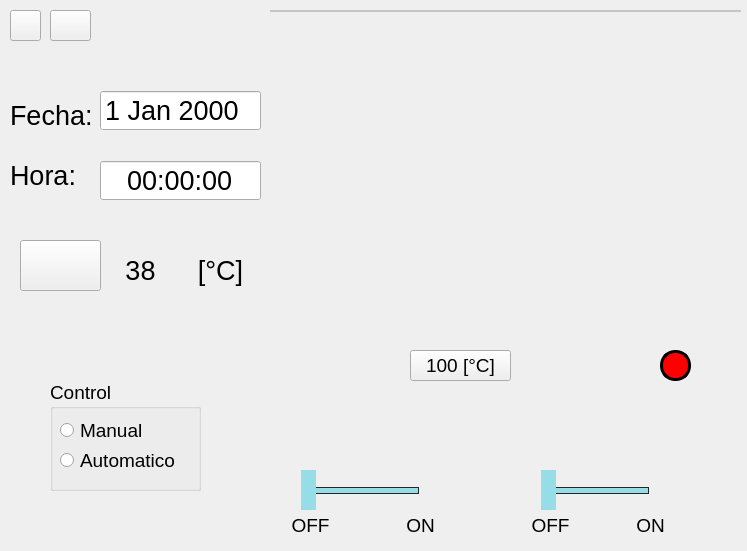
The window that GUI/CUERPO/DISENO/main_dise.ui (ronihdzz/IoT_domotica) describes before a commit, drawn with Qt 5.
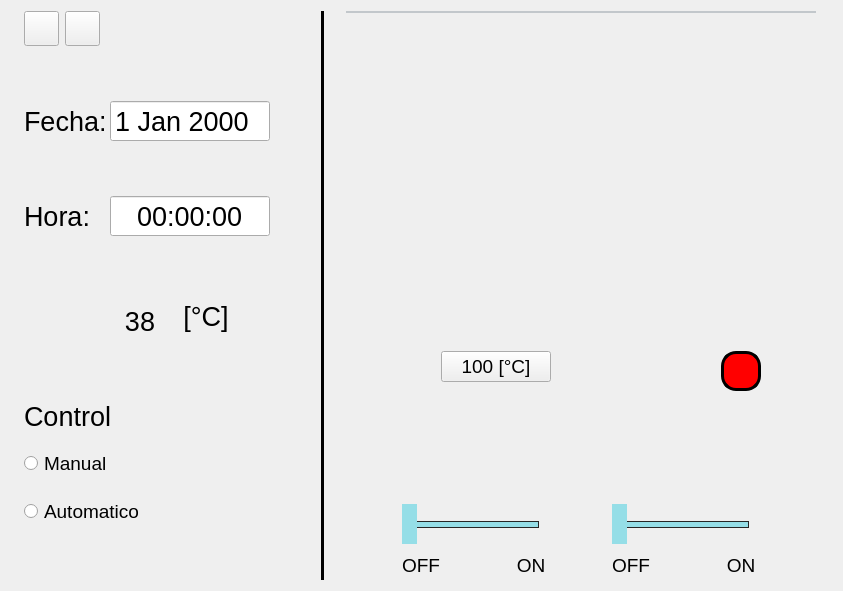
The same window after the commit. Icons and pictures are not drawn.

Commit message: En esta actualizacion me enfoque a hacer el diseno principal adaptable a un tamano mas grande por tal motivo modifique el archivo cuyo nombre es: 'main_dise.py' y 'main_dise.ui' y por cualquier cosa hice un respaldo del diseno anterior cuyo nombre es: 'main_dise -copi.ui'

The edit to the form file:
```diff
--- a/GUI/CUERPO/DISENO/main_dise.ui
+++ b/GUI/CUERPO/DISENO/main_dise.ui
@@ -6,21 +6,47 @@
    <rect>
     <x>0</x>
     <y>0</y>
-    <width>747</width>
-    <height>551</height>
+    <width>836</width>
+    <height>591</height>
    </rect>
   </property>
   <property name="windowTitle">
    <string>Form</string>
   </property>
+  <layout class="QHBoxLayout" name="horizontalLayout_5">
+   <item>
+    <widget class="QLabel" name="label_13">
+     <property name="maximumSize">
+      <size>
+       <width>10</width>
+       <height>16777215</height>
+      </size>
+     </property>
+     <property name="text">
+      <string/>
+     </property>
+    </widget>
+   </item>
+   <item>
+    <layout class="QVBoxLayout" name="verticalLayout_2">
+     <property name="sizeConstraint">
+      <enum>QLayout::SetFixedSize</enum>
+     </property>
+     <item>
+      <layout class="QHBoxLayout" name="horizontalLayout_4">
+       <item>
   <widget class="QPushButton" name="btn_info">
-   <property name="geometry">
-    <rect>
-     <x>10</x>
-     <y>10</y>
-     <width>31</width>
-     <height>31</height>
-    </rect>
+         <property name="minimumSize">
+          <size>
+           <width>25</width>
+           <height>25</height>
+          </size>
+         </property>
+         <property name="maximumSize">
+          <size>
+           <width>35</width>
+           <height>35</height>
+          </size>
    </property>
    <property name="styleSheet">
     <string notr="true">QPushButton {
@@ -38,14 +64,20 @@
     <string/>
    </property>
   </widget>
+       </item>
+       <item>
   <widget class="QPushButton" name="btn_configIdioma">
-   <property name="geometry">
-    <rect>
-     <x>50</x>
-     <y>10</y>
-     <width>41</width>
-     <height>31</height>
-    </rect>
+         <property name="minimumSize">
+          <size>
+           <width>25</width>
+           <height>25</height>
+          </size>
+         </property>
+         <property name="maximumSize">
+          <size>
+           <width>35</width>
+           <height>35</height>
+          </size>
    </property>
    <property name="styleSheet">
     <string notr="true">QPushButton {
@@ -63,221 +95,152 @@
     <string/>
    </property>
   </widget>
-  <widget class="QSlider" name="hoSli_venti">
-   <property name="geometry">
-    <rect>
-     <x>300</x>
-     <y>470</y>
-     <width>131</width>
-     <height>40</height>
-    </rect>
-   </property>
-   <property name="styleSheet">
-    <string notr="true">QSlider {
-    min-height: 40px;
-    max-height: 40px;
-}
-
-QSlider::groove:horizontal {
-    border: 1px solid #262626;
-    height: 5px;
-   /* background: #393939;*/
-	background:#95DEE7;
-    margin: 0 12px;
-}
-
-QSlider::handle:horizontal {
-   /* background: #22B14C;*/
-    background:#95DEE7;
-    width: 15px;
-    height: 80px;
-    margin: 24px -12px;
-}</string>
-   </property>
-   <property name="maximum">
-    <number>1</number>
-   </property>
-   <property name="pageStep">
-    <number>1</number>
-   </property>
-   <property name="orientation">
-    <enum>Qt::Horizontal</enum>
-   </property>
-   <property name="tickPosition">
-    <enum>QSlider::TicksBothSides</enum>
-   </property>
-  </widget>
-  <widget class="QLabel" name="label_3">
-   <property name="geometry">
-    <rect>
-     <x>290</x>
-     <y>510</y>
-     <width>41</width>
-     <height>31</height>
-    </rect>
-   </property>
+       </item>
+       <item>
+        <widget class="QLabel" name="label">
+         <property name="maximumSize">
+          <size>
+           <width>16777215</width>
+           <height>35</height>
+          </size>
+         </property>
+         <property name="layoutDirection">
+          <enum>Qt::LeftToRight</enum>
+         </property>
+         <property name="text">
+          <string/>
+         </property>
+        </widget>
+       </item>
+      </layout>
+     </item>
+     <item>
+      <widget class="QLabel" name="label_5">
+       <property name="text">
+        <string/>
+       </property>
+      </widget>
+     </item>
+     <item>
+      <layout class="QHBoxLayout" name="horizontalLayout_3">
+       <item>
+        <widget class="QLabel" name="label_6">
+         <property name="minimumSize">
+          <size>
+           <width>80</width>
+           <height>30</height>
+          </size>
+         </property>
+         <property name="maximumSize">
+          <size>
+           <width>100</width>
+           <height>60</height>
+          </size>
+         </property>
    <property name="font">
     <font>
-     <pointsize>14</pointsize>
+           <pointsize>20</pointsize>
     </font>
    </property>
    <property name="text">
-    <string>OFF</string>
+          <string>Fecha:</string>
    </property>
    <property name="alignment">
-    <set>Qt::AlignCenter</set>
-   </property>
-  </widget>
-  <widget class="QLabel" name="label_4">
-   <property name="geometry">
-    <rect>
-     <x>400</x>
-     <y>510</y>
-     <width>41</width>
-     <height>31</height>
-    </rect>
-   </property>
+          <set>Qt::AlignLeading|Qt::AlignLeft|Qt::AlignVCenter</set>
+         </property>
+        </widget>
+       </item>
+       <item>
+        <widget class="QDateEdit" name="dateEdit_fecha">
+         <property name="minimumSize">
+          <size>
+           <width>160</width>
+           <height>40</height>
+          </size>
+         </property>
+         <property name="maximumSize">
+          <size>
+           <width>250</width>
+           <height>60</height>
+          </size>
+         </property>
    <property name="font">
     <font>
-     <pointsize>14</pointsize>
-    </font>
-   </property>
-   <property name="text">
-    <string>ON</string>
-   </property>
-   <property name="alignment">
-    <set>Qt::AlignCenter</set>
-   </property>
-  </widget>
-  <widget class="QLabel" name="label_8">
-   <property name="geometry">
-    <rect>
-     <x>630</x>
-     <y>510</y>
-     <width>41</width>
-     <height>31</height>
-    </rect>
-   </property>
-   <property name="font">
-    <font>
-     <pointsize>14</pointsize>
-    </font>
-   </property>
+           <pointsize>20</pointsize>
+          </font>
+         </property>
+         <property name="readOnly">
+          <bool>true</bool>
+         </property>
+         <property name="buttonSymbols">
+          <enum>QAbstractSpinBox::NoButtons</enum>
+         </property>
+        </widget>
+       </item>
+       <item>
+        <widget class="QLabel" name="label_26">
+         <property name="minimumSize">
+          <size>
+           <width>10</width>
+           <height>0</height>
+          </size>
+         </property>
+         <property name="text">
+          <string/>
+         </property>
+        </widget>
+       </item>
+      </layout>
+     </item>
+     <item>
+      <widget class="QLabel" name="label_10">
    <property name="text">
-    <string>ON</string>
-   </property>
-   <property name="alignment">
-    <set>Qt::AlignCenter</set>
-   </property>
-  </widget>
-  <widget class="QLabel" name="label_9">
-   <property name="geometry">
-    <rect>
-     <x>530</x>
-     <y>510</y>
-     <width>41</width>
-     <height>31</height>
-    </rect>
-   </property>
+        <string/>
+       </property>
+      </widget>
+     </item>
+     <item>
+      <layout class="QHBoxLayout" name="horizontalLayout_2">
+       <item>
+        <widget class="QLabel" name="label_7">
+         <property name="minimumSize">
+          <size>
+           <width>80</width>
+           <height>30</height>
+          </size>
+         </property>
+         <property name="maximumSize">
+          <size>
+           <width>100</width>
+           <height>60</height>
+          </size>
+         </property>
    <property name="font">
     <font>
-     <pointsize>14</pointsize>
+           <pointsize>20</pointsize>
     </font>
    </property>
    <property name="text">
-    <string>OFF</string>
+          <string>Hora:</string>
    </property>
    <property name="alignment">
-    <set>Qt::AlignCenter</set>
-   </property>
-  </widget>
-  <widget class="QSlider" name="hoSli_foco">
-   <property name="geometry">
-    <rect>
-     <x>540</x>
-     <y>470</y>
-     <width>121</width>
-     <height>40</height>
-    </rect>
-   </property>
-   <property name="styleSheet">
-    <string notr="true">QSlider {
-    min-height: 40px;
-    max-height: 40px;
-}
-
-QSlider::groove:horizontal {
-    border: 1px solid #262626;
-    height: 5px;
-   /* background: #393939;*/
-	background:#95DEE7;
-    margin: 0 12px;
-}
-
-QSlider::handle:horizontal {
-   /* background: #22B14C;*/
-    background:#95DEE7;
-    width: 15px;
-    height: 80px;
-    margin: 24px -12px;
-}
-
-
-</string>
-   </property>
-   <property name="maximum">
-    <number>1</number>
-   </property>
-   <property name="pageStep">
-    <number>1</number>
-   </property>
-   <property name="orientation">
-    <enum>Qt::Horizontal</enum>
-   </property>
-   <property name="tickPosition">
-    <enum>QSlider::TicksBothSides</enum>
-   </property>
-  </widget>
-  <widget class="QLabel" name="bel_estadoVenti">
-   <property name="geometry">
-    <rect>
-     <x>310</x>
-     <y>380</y>
-     <width>111</width>
-     <height>91</height>
-    </rect>
-   </property>
-   <property name="styleSheet">
-    <string notr="true">border-image: url(:/ICON/IMAGENES/ventilador_off.png);</string>
-   </property>
-   <property name="text">
-    <string/>
-   </property>
-  </widget>
-  <widget class="QLabel" name="bel_estadoFoco">
-   <property name="geometry">
-    <rect>
-     <x>550</x>
-     <y>380</y>
-     <width>111</width>
-     <height>91</height>
-    </rect>
-   </property>
-   <property name="styleSheet">
-    <string notr="true">border-image: url(:/ICON/IMAGENES/foco_off.png);</string>
-   </property>
-   <property name="text">
-    <string/>
-   </property>
-  </widget>
+          <set>Qt::AlignLeading|Qt::AlignLeft|Qt::AlignVCenter</set>
+         </property>
+        </widget>
+       </item>
+       <item>
   <widget class="QTimeEdit" name="timeEdit_tiempo">
-   <property name="geometry">
-    <rect>
-     <x>100</x>
-     <y>160</y>
-     <width>161</width>
-     <height>41</height>
-    </rect>
+         <property name="minimumSize">
+          <size>
+           <width>160</width>
+           <height>40</height>
+          </size>
+         </property>
+         <property name="maximumSize">
+          <size>
+           <width>250</width>
+           <height>60</height>
+          </size>
    </property>
    <property name="font">
     <font>
@@ -297,49 +260,68 @@
     <enum>QAbstractSpinBox::NoButtons</enum>
    </property>
   </widget>
-  <widget class="QPushButton" name="pushButton_3">
-   <property name="geometry">
-    <rect>
-     <x>20</x>
-     <y>240</y>
-     <width>81</width>
-     <height>51</height>
-    </rect>
+       </item>
+       <item>
+        <widget class="QLabel" name="label_14">
+         <property name="minimumSize">
+          <size>
+           <width>10</width>
+           <height>0</height>
+          </size>
+         </property>
+         <property name="text">
+          <string/>
+         </property>
+        </widget>
+       </item>
+      </layout>
+     </item>
+     <item>
+      <widget class="QLabel" name="label_11">
+       <property name="text">
+        <string/>
+       </property>
+      </widget>
+     </item>
+     <item>
+      <layout class="QHBoxLayout" name="horizontalLayout">
+       <item>
+        <widget class="QLabel" name="label_4">
+         <property name="minimumSize">
+          <size>
+           <width>80</width>
+           <height>50</height>
+          </size>
+         </property>
+         <property name="maximumSize">
+          <size>
+           <width>150</width>
+           <height>90</height>
+          </size>
    </property>
    <property name="styleSheet">
     <string notr="true">border-image: url(:/ICON/IMAGENES/termo.png);
+padding:0px;
 </string>
    </property>
    <property name="text">
     <string/>
    </property>
   </widget>
-  <widget class="QLabel" name="label_6">
-   <property name="geometry">
-    <rect>
-     <x>10</x>
-     <y>100</y>
-     <width>91</width>
-     <height>31</height>
-    </rect>
-   </property>
-   <property name="font">
-    <font>
-     <pointsize>20</pointsize>
-    </font>
-   </property>
-   <property name="text">
-    <string>Fecha:</string>
-   </property>
-  </widget>
+       </item>
+       <item>
   <widget class="QLabel" name="bel_temp">
-   <property name="geometry">
-    <rect>
-     <x>100</x>
-     <y>250</y>
-     <width>81</width>
-     <height>41</height>
-    </rect>
+         <property name="minimumSize">
+          <size>
+           <width>60</width>
+           <height>50</height>
+          </size>
+         </property>
+         <property name="maximumSize">
+          <size>
+           <width>60</width>
+           <height>40</height>
+          </size>
    </property>
    <property name="font">
     <font>
@@ -353,32 +335,20 @@
     <set>Qt::AlignCenter</set>
    </property>
   </widget>
-  <widget class="QLabel" name="label_7">
-   <property name="geometry">
-    <rect>
-     <x>10</x>
-     <y>160</y>
-     <width>81</width>
-     <height>31</height>
-    </rect>
-   </property>
-   <property name="font">
-    <font>
-     <pointsize>20</pointsize>
-    </font>
-   </property>
-   <property name="text">
-    <string>Hora:</string>
-   </property>
-  </widget>
+       </item>
+       <item>
   <widget class="QLabel" name="label_2">
-   <property name="geometry">
-    <rect>
-     <x>190</x>
-     <y>250</y>
-     <width>61</width>
-     <height>41</height>
-    </rect>
+         <property name="minimumSize">
+          <size>
+           <width>60</width>
+           <height>50</height>
+          </size>
+         </property>
+         <property name="maximumSize">
+          <size>
+           <width>60</width>
+           <height>50</height>
+          </size>
    </property>
    <property name="font">
     <font>
@@ -392,52 +362,69 @@
     <set>Qt::AlignCenter</set>
    </property>
   </widget>
-  <widget class="QDateEdit" name="dateEdit_fecha">
-   <property name="geometry">
-    <rect>
-     <x>100</x>
-     <y>90</y>
-     <width>161</width>
-     <height>41</height>
-    </rect>
+       </item>
+       <item>
+        <widget class="QLabel" name="label_29">
+         <property name="minimumSize">
+          <size>
+           <width>10</width>
+           <height>0</height>
+          </size>
+         </property>
+         <property name="text">
+          <string/>
+         </property>
+        </widget>
+       </item>
+      </layout>
+     </item>
+     <item>
+      <widget class="QLabel" name="label_12">
+       <property name="text">
+        <string/>
+       </property>
+      </widget>
+     </item>
+     <item>
+      <widget class="QLabel" name="label_3">
+       <property name="minimumSize">
+        <size>
+         <width>150</width>
+         <height>30</height>
+        </size>
+       </property>
+       <property name="maximumSize">
+        <size>
+         <width>16777215</width>
+         <height>60</height>
+        </size>
    </property>
    <property name="font">
     <font>
      <pointsize>20</pointsize>
     </font>
    </property>
-   <property name="readOnly">
-    <bool>true</bool>
-   </property>
-   <property name="buttonSymbols">
-    <enum>QAbstractSpinBox::NoButtons</enum>
-   </property>
-  </widget>
-  <widget class="QGroupBox" name="groupBox">
-   <property name="geometry">
-    <rect>
-     <x>50</x>
-     <y>380</y>
-     <width>151</width>
-     <height>111</height>
-    </rect>
-   </property>
-   <property name="font">
-    <font>
-     <pointsize>14</pointsize>
-    </font>
-   </property>
-   <property name="title">
+       <property name="text">
     <string>Control</string>
    </property>
+       <property name="alignment">
+        <set>Qt::AlignLeading|Qt::AlignLeft|Qt::AlignVCenter</set>
+       </property>
+      </widget>
+     </item>
+     <item>
    <widget class="QRadioButton" name="rb_controlManual">
-    <property name="geometry">
-     <rect>
-      <x>10</x>
-      <y>40</y>
-      <width>101</width>
-      <height>21</height>
-     </rect>
+       <property name="minimumSize">
+        <size>
+         <width>120</width>
+         <height>20</height>
+        </size>
+       </property>
+       <property name="maximumSize">
+        <size>
+         <width>16777215</width>
+         <height>60</height>
+        </size>
     </property>
     <property name="font">
      <font>
@@ -448,14 +435,20 @@
      <string>Manual</string>
     </property>
    </widget>
+     </item>
+     <item>
    <widget class="QRadioButton" name="rb_controlAutomatico">
-    <property name="geometry">
-     <rect>
-      <x>10</x>
-      <y>70</y>
-      <width>121</width>
-      <height>21</height>
-     </rect>
+       <property name="minimumSize">
+        <size>
+         <width>120</width>
+         <height>20</height>
+        </size>
+       </property>
+       <property name="maximumSize">
+        <size>
+         <width>16777215</width>
+         <height>60</height>
+        </size>
     </property>
     <property name="font">
      <font>
@@ -466,51 +459,77 @@
      <string>Automatico</string>
     </property>
    </widget>
-  </widget>
-  <widget class="QPushButton" name="btn_configFoco">
-   <property name="geometry">
-    <rect>
-     <x>660</x>
-     <y>350</y>
-     <width>31</width>
-     <height>31</height>
-    </rect>
-   </property>
+     </item>
+     <item>
+      <widget class="QLabel" name="label_35">
+       <property name="text">
+        <string/>
+       </property>
+      </widget>
+     </item>
+    </layout>
+   </item>
+   <item>
+    <widget class="QLabel" name="label_15">
+     <property name="minimumSize">
+      <size>
+       <width>10</width>
+       <height>0</height>
+      </size>
+     </property>
+     <property name="text">
+      <string/>
+     </property>
+    </widget>
+   </item>
+   <item>
+    <widget class="QLabel" name="label_30">
+     <property name="text">
+      <string/>
+     </property>
+    </widget>
+   </item>
+   <item>
+    <widget class="Line" name="line">
    <property name="styleSheet">
-    <string notr="true">border :3px solid black;
-border-radius: 15px;
-background-color: rgb(255, 0, 0);</string>
+      <string notr="true">border: 5px solid black;</string>
+     </property>
+     <property name="orientation">
+      <enum>Qt::Vertical</enum>
+     </property>
+    </widget>
+   </item>
+   <item>
+    <widget class="QLabel" name="label_28">
+     <property name="minimumSize">
+      <size>
+       <width>10</width>
+       <height>0</height>
+      </size>
    </property>
    <property name="text">
     <string/>
    </property>
   </widget>
-  <widget class="QPushButton" name="btn_configVenti">
-   <property name="geometry">
-    <rect>
-     <x>410</x>
-     <y>350</y>
-     <width>101</width>
-     <height>31</height>
-    </rect>
-   </property>
-   <property name="font">
-    <font>
-     <pointsize>14</pointsize>
-    </font>
-   </property>
-   <property name="text">
-    <string>100 [°C]</string>
-   </property>
-  </widget>
+   </item>
+   <item>
+    <layout class="QVBoxLayout" name="verticalLayout_5">
+     <property name="sizeConstraint">
+      <enum>QLayout::SetFixedSize</enum>
+     </property>
+     <item>
   <widget class="QTabWidget" name="tabWidget">
-   <property name="geometry">
-    <rect>
-     <x>270</x>
-     <y>10</y>
-     <width>471</width>
-     <height>331</height>
-    </rect>
+       <property name="minimumSize">
+        <size>
+         <width>470</width>
+         <height>330</height>
+        </size>
+       </property>
+       <property name="maximumSize">
+        <size>
+         <width>800</width>
+         <height>16777215</height>
+        </size>
    </property>
    <property name="styleSheet">
     <string notr="true">QTabWidget::pane { /* The tab widget frame */
@@ -585,6 +604,475 @@
     <number>-1</number>
    </property>
   </widget>
+     </item>
+     <item>
+      <layout class="QHBoxLayout" name="horizontalLayout_10">
+       <item>
+        <widget class="QLabel" name="label_21">
+         <property name="minimumSize">
+          <size>
+           <width>10</width>
+           <height>0</height>
+          </size>
+         </property>
+         <property name="maximumSize">
+          <size>
+           <width>50</width>
+           <height>16777215</height>
+          </size>
+         </property>
+         <property name="text">
+          <string/>
+         </property>
+        </widget>
+       </item>
+       <item>
+        <layout class="QVBoxLayout" name="verticalLayout_6">
+         <item>
+          <layout class="QHBoxLayout" name="horizontalLayout_8">
+           <property name="bottomMargin">
+            <number>20</number>
+           </property>
+           <item>
+            <widget class="QLabel" name="label_8">
+             <property name="maximumSize">
+              <size>
+               <width>40</width>
+               <height>40</height>
+              </size>
+             </property>
+             <property name="text">
+              <string/>
+             </property>
+            </widget>
+           </item>
+           <item>
+            <widget class="QPushButton" name="btn_configVenti">
+             <property name="minimumSize">
+              <size>
+               <width>110</width>
+               <height>30</height>
+              </size>
+             </property>
+             <property name="maximumSize">
+              <size>
+               <width>120</width>
+               <height>40</height>
+              </size>
+             </property>
+             <property name="font">
+              <font>
+               <pointsize>14</pointsize>
+              </font>
+             </property>
+             <property name="text">
+              <string>100 [°C]</string>
+             </property>
+            </widget>
+           </item>
+          </layout>
+         </item>
+         <item>
+          <widget class="QLabel" name="bel_estadoVenti">
+           <property name="minimumSize">
+            <size>
+             <width>110</width>
+             <height>90</height>
+            </size>
+           </property>
+           <property name="maximumSize">
+            <size>
+             <width>150</width>
+             <height>120</height>
+            </size>
+           </property>
+           <property name="styleSheet">
+            <string notr="true">border-image: url(:/ICON/IMAGENES/ventilador_off.png);</string>
+           </property>
+           <property name="text">
+            <string/>
+           </property>
+          </widget>
+         </item>
+         <item>
+          <widget class="QSlider" name="hoSli_venti">
+           <property name="minimumSize">
+            <size>
+             <width>0</width>
+             <height>40</height>
+            </size>
+           </property>
+           <property name="maximumSize">
+            <size>
+             <width>150</width>
+             <height>40</height>
+            </size>
+           </property>
+           <property name="styleSheet">
+            <string notr="true">QSlider {
+    min-height: 40px;
+    max-height: 40px;
+}
+
+QSlider::groove:horizontal {
+    border: 1px solid #262626;
+    height: 5px;
+   /* background: #393939;*/
+	background:#95DEE7;
+    margin: 0 12px;
+}
+
+QSlider::handle:horizontal {
+   /* background: #22B14C;*/
+    background:#95DEE7;
+    width: 15px;
+    height: 80px;
+    margin: 24px -12px;
+}</string>
+           </property>
+           <property name="maximum">
+            <number>1</number>
+           </property>
+           <property name="pageStep">
+            <number>1</number>
+           </property>
+           <property name="orientation">
+            <enum>Qt::Horizontal</enum>
+           </property>
+           <property name="tickPosition">
+            <enum>QSlider::TicksBothSides</enum>
+           </property>
+          </widget>
+         </item>
+         <item>
+          <layout class="QHBoxLayout" name="horizontalLayout_11">
+           <item>
+            <widget class="QLabel" name="label_23">
+             <property name="minimumSize">
+              <size>
+               <width>40</width>
+               <height>30</height>
+              </size>
+             </property>
+             <property name="maximumSize">
+              <size>
+               <width>40</width>
+               <height>30</height>
+              </size>
+             </property>
+             <property name="font">
+              <font>
+               <pointsize>14</pointsize>
+              </font>
+             </property>
+             <property name="text">
+              <string>OFF</string>
+             </property>
+             <property name="alignment">
+              <set>Qt::AlignCenter</set>
+             </property>
+            </widget>
+           </item>
+           <item>
+            <widget class="QLabel" name="label_24">
+             <property name="minimumSize">
+              <size>
+               <width>0</width>
+               <height>30</height>
+              </size>
+             </property>
+             <property name="maximumSize">
+              <size>
+               <width>70</width>
+               <height>30</height>
+              </size>
+             </property>
+             <property name="text">
+              <string/>
+             </property>
+            </widget>
+           </item>
+           <item>
+            <widget class="QLabel" name="label_25">
+             <property name="minimumSize">
+              <size>
+               <width>40</width>
+               <height>30</height>
+              </size>
+             </property>
+             <property name="maximumSize">
+              <size>
+               <width>40</width>
+               <height>30</height>
+              </size>
+             </property>
+             <property name="font">
+              <font>
+               <pointsize>14</pointsize>
+              </font>
+             </property>
+             <property name="text">
+              <string>ON</string>
+             </property>
+             <property name="alignment">
+              <set>Qt::AlignCenter</set>
+             </property>
+            </widget>
+           </item>
+          </layout>
+         </item>
+        </layout>
+       </item>
+       <item>
+        <widget class="QLabel" name="label_20">
+         <property name="minimumSize">
+          <size>
+           <width>10</width>
+           <height>0</height>
+          </size>
+         </property>
+         <property name="maximumSize">
+          <size>
+           <width>50</width>
+           <height>16777215</height>
+          </size>
+         </property>
+         <property name="text">
+          <string/>
+         </property>
+        </widget>
+       </item>
+       <item>
+        <layout class="QVBoxLayout" name="verticalLayout_3">
+         <item>
+          <layout class="QHBoxLayout" name="horizontalLayout_9">
+           <item>
+            <widget class="QLabel" name="label_9">
+             <property name="maximumSize">
+              <size>
+               <width>110</width>
+               <height>40</height>
+              </size>
+             </property>
+             <property name="text">
+              <string/>
+             </property>
+            </widget>
+           </item>
+           <item>
+            <widget class="QPushButton" name="btn_configFoco">
+             <property name="minimumSize">
+              <size>
+               <width>30</width>
+               <height>30</height>
+              </size>
+             </property>
+             <property name="maximumSize">
+              <size>
+               <width>40</width>
+               <height>40</height>
+              </size>
+             </property>
+             <property name="styleSheet">
+              <string notr="true">border :3px solid black;
+border-radius: 15px;
+background-color: rgb(255, 0, 0);</string>
+             </property>
+             <property name="text">
+              <string/>
+             </property>
+            </widget>
+           </item>
+          </layout>
+         </item>
+         <item>
+          <widget class="QLabel" name="bel_estadoFoco">
+           <property name="minimumSize">
+            <size>
+             <width>110</width>
+             <height>90</height>
+            </size>
+           </property>
+           <property name="maximumSize">
+            <size>
+             <width>150</width>
+             <height>120</height>
+            </size>
+           </property>
+           <property name="styleSheet">
+            <string notr="true">border-image: url(:/ICON/IMAGENES/foco_off.png);</string>
+           </property>
+           <property name="text">
+            <string/>
+           </property>
+          </widget>
+         </item>
+         <item>
+          <widget class="QSlider" name="hoSli_foco">
+           <property name="maximumSize">
+            <size>
+             <width>150</width>
+             <height>40</height>
+            </size>
+           </property>
+           <property name="styleSheet">
+            <string notr="true">QSlider {
+    min-height: 40px;
+    max-height: 40px;
+}
+
+QSlider::groove:horizontal {
+    border: 1px solid #262626;
+    height: 5px;
+   /* background: #393939;*/
+	background:#95DEE7;
+    margin: 0 12px;
+}
+
+QSlider::handle:horizontal {
+   /* background: #22B14C;*/
+    background:#95DEE7;
+    width: 15px;
+    height: 80px;
+    margin: 24px -12px;
+}</string>
+           </property>
+           <property name="maximum">
+            <number>1</number>
+           </property>
+           <property name="pageStep">
+            <number>1</number>
+           </property>
+           <property name="orientation">
+            <enum>Qt::Horizontal</enum>
+           </property>
+           <property name="tickPosition">
+            <enum>QSlider::TicksBothSides</enum>
+           </property>
+          </widget>
+         </item>
+         <item>
+          <layout class="QHBoxLayout" name="horizontalLayout_7">
+           <item>
+            <widget class="QLabel" name="label_17">
+             <property name="minimumSize">
+              <size>
+               <width>40</width>
+               <height>30</height>
+              </size>
+             </property>
+             <property name="maximumSize">
+              <size>
+               <width>40</width>
+               <height>30</height>
+              </size>
+             </property>
+             <property name="font">
+              <font>
+               <pointsize>14</pointsize>
+              </font>
+             </property>
+             <property name="text">
+              <string>OFF</string>
+             </property>
+             <property name="alignment">
+              <set>Qt::AlignCenter</set>
+             </property>
+            </widget>
+           </item>
+           <item>
+            <widget class="QLabel" name="label_18">
+             <property name="minimumSize">
+              <size>
+               <width>0</width>
+               <height>30</height>
+              </size>
+             </property>
+             <property name="maximumSize">
+              <size>
+               <width>70</width>
+               <height>30</height>
+              </size>
+             </property>
+             <property name="text">
+              <string/>
+             </property>
+            </widget>
+           </item>
+           <item>
+            <widget class="QLabel" name="label_19">
+             <property name="minimumSize">
+              <size>
+               <width>40</width>
+               <height>30</height>
+              </size>
+             </property>
+             <property name="maximumSize">
+              <size>
+               <width>40</width>
+               <height>30</height>
+              </size>
+             </property>
+             <property name="font">
+              <font>
+               <pointsize>14</pointsize>
+              </font>
+             </property>
+             <property name="text">
+              <string>ON</string>
+             </property>
+             <property name="alignment">
+              <set>Qt::AlignCenter</set>
+             </property>
+            </widget>
+           </item>
+          </layout>
+         </item>
+        </layout>
+       </item>
+       <item>
+        <widget class="QLabel" name="label_22">
+         <property name="minimumSize">
+          <size>
+           <width>10</width>
+           <height>0</height>
+          </size>
+         </property>
+         <property name="maximumSize">
+          <size>
+           <width>50</width>
+           <height>16777215</height>
+          </size>
+         </property>
+         <property name="text">
+          <string/>
+         </property>
+        </widget>
+       </item>
+      </layout>
+     </item>
+    </layout>
+   </item>
+   <item>
+    <widget class="QLabel" name="label_16">
+     <property name="minimumSize">
+      <size>
+       <width>10</width>
+       <height>0</height>
+      </size>
+     </property>
+     <property name="maximumSize">
+      <size>
+       <width>50</width>
+       <height>16777215</height>
+      </size>
+     </property>
+     <property name="text">
+      <string/>
+     </property>
+    </widget>
+   </item>
+  </layout>
  </widget>
  <resources>
   <include location="../../IMAG.qrc"/>
```
Lines whose indentation alone changed are shown as unchanged. The commit also changes 3 other files.
